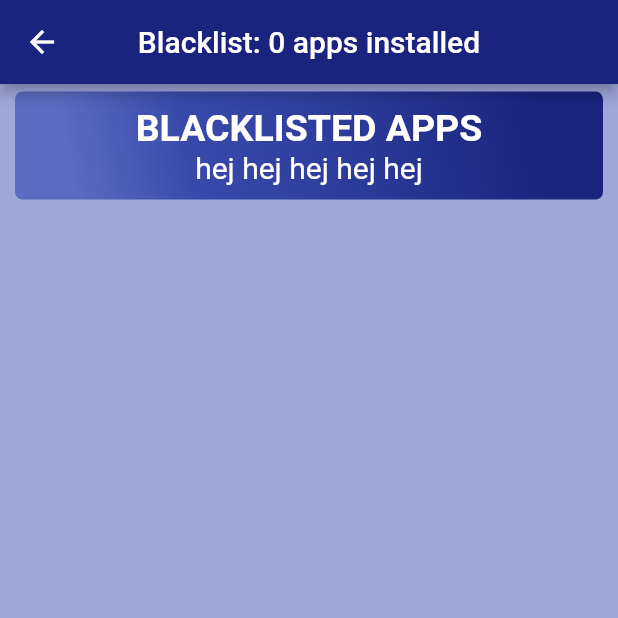
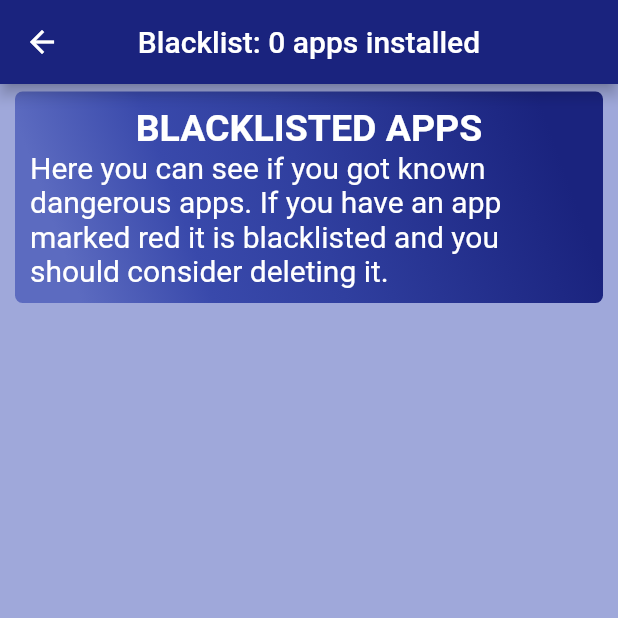
Before and after one commit to salmonMaxx/dataViz, a Flutter app: the BlackList screen opened directly with empty values, on a phone screen of 412 x 824 dp, the top half of it. Run offline on Flutter 3.47's test engine with Material 2 defaults, Android fonts, the light colour scheme and no system bars; our stand-ins replace contacts_service, dots_indicator, location, permission_handler; missing offline and left inert: call_log, launcher_assist, photo_manager, sms, speech_recognition; Roboto replaces fonts that are missing (Abel-bold).

Commit message:
New text blacklist

```diff
--- a/lib/routes/BlackList.dart
+++ b/lib/routes/BlackList.dart
@@ -112,7 +112,7 @@ class _BlackListState extends State<BlackList> {
     ];
   }
   String myHeader = "BLACKLISTED APPS";
-  String myText = "hej hej hej hej hej";
+  String myText = "Here you can see if you got known dangerous apps. If you have an app marked red it is blacklisted and you should consider deleting it.";
 
   @override
   Widget build(BuildContext context) {
```
Also changed, not shown: pubspec.lock.
